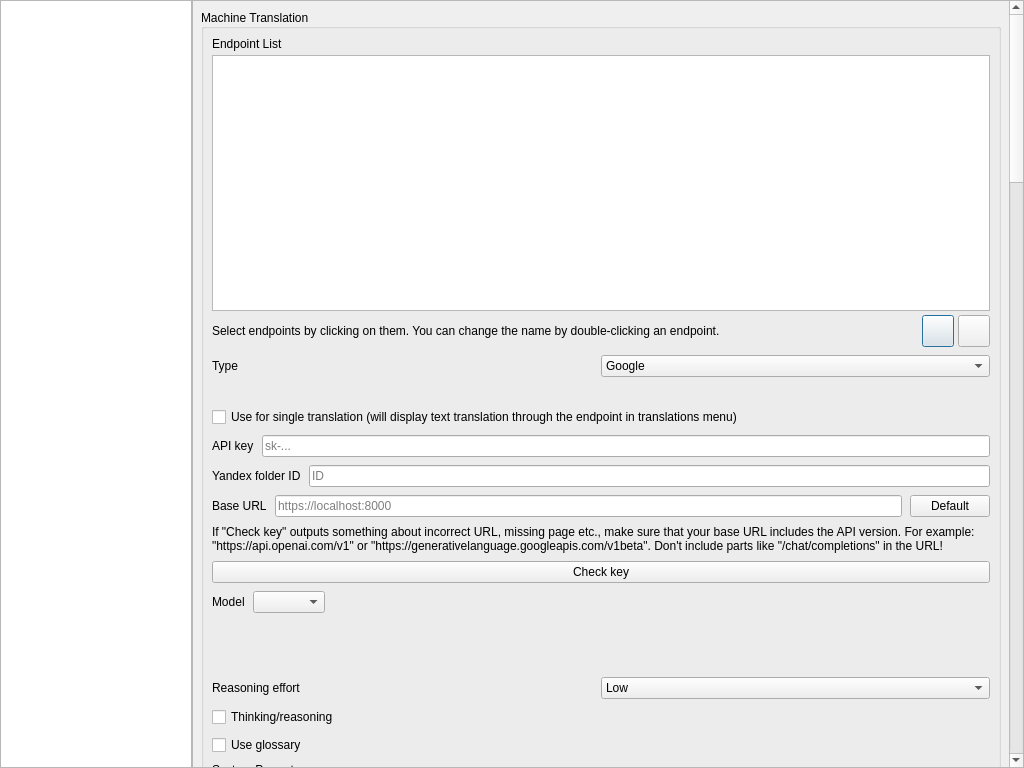
Qt form src/SettingsWindow/SettingsWindow.ui (RPG-Maker-Translation-Tools/rpgmtranslate-qt) before a commit.
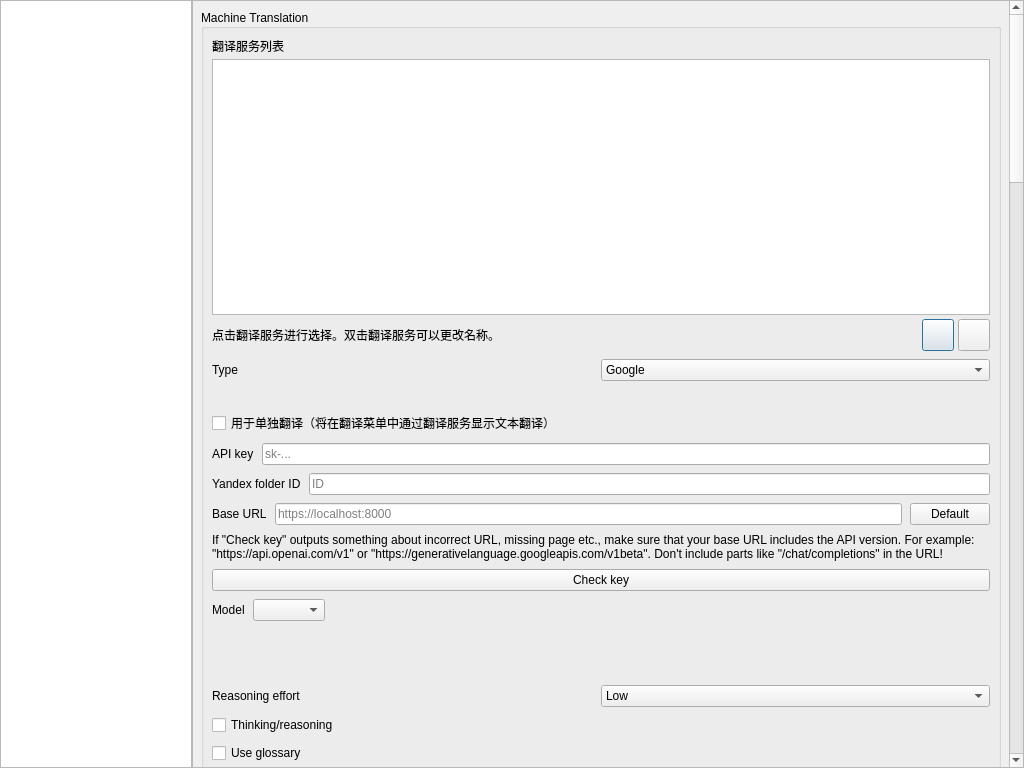
The same form after that commit. Icons and pictures are not drawn. Custom widgets are drawn as their Qt base class.

Commit message: Translate Endpoint→翻译服务 in .ui files

Patch:
```diff
--- a/src/SettingsWindow/SettingsWindow.ui
+++ b/src/SettingsWindow/SettingsWindow.ui
@@ -1073,7 +1073,7 @@
                  <item>
                   <widget class="QLabel" name="label_17">
                    <property name="text">
-                    <string>Endpoint List</string>
+                    <string>翻译服务列表</string>
                    </property>
                   </widget>
                  </item>
@@ -1123,7 +1123,7 @@
                     <item>
                      <widget class="QLabel" name="label_30">
                       <property name="text">
-                       <string>Select endpoints by clicking on them. You can change the name by double-clicking an endpoint.</string>
+                       <string>点击翻译服务进行选择。双击翻译服务可以更改名称。</string>
                       </property>
                      </widget>
                     </item>
@@ -1362,7 +1362,7 @@
                  <item>
                   <widget class="QCheckBox" name="singleTranslationCheckbox">
                    <property name="text">
-                    <string>Use for single translation (will display text translation through the endpoint in translations menu)</string>
+                    <string>用于单独翻译（将在翻译菜单中通过翻译服务显示文本翻译）</string>
                    </property>
                   </widget>
                  </item>
```
Left out of the diff: 4 changed lines with no effect on the pictures. The commit also changes 1 other file.
